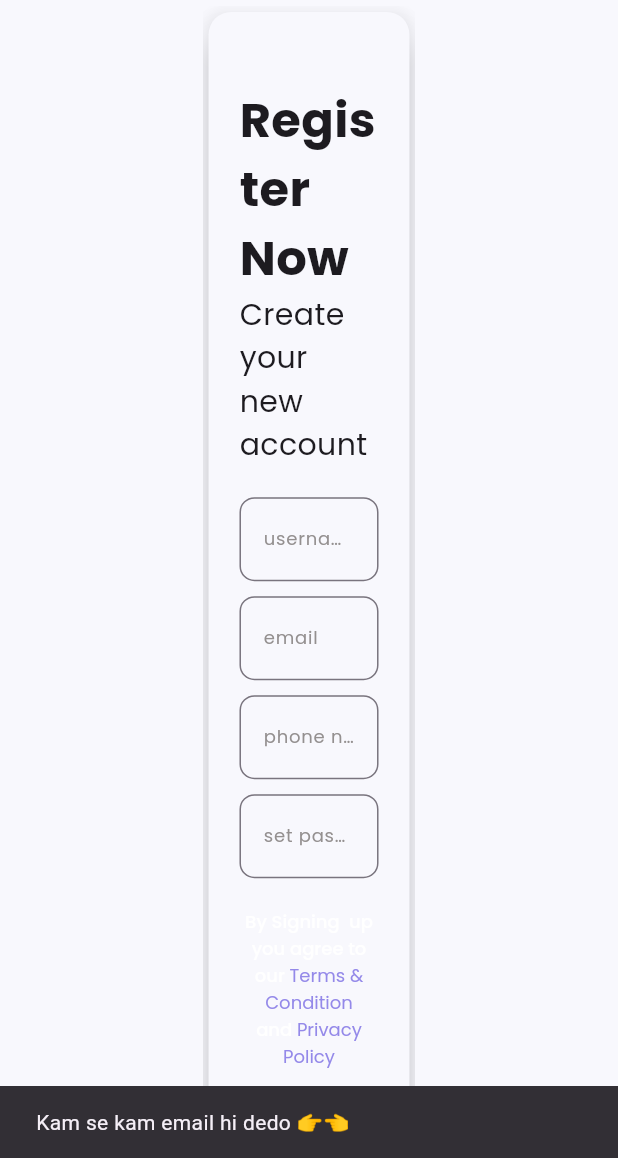
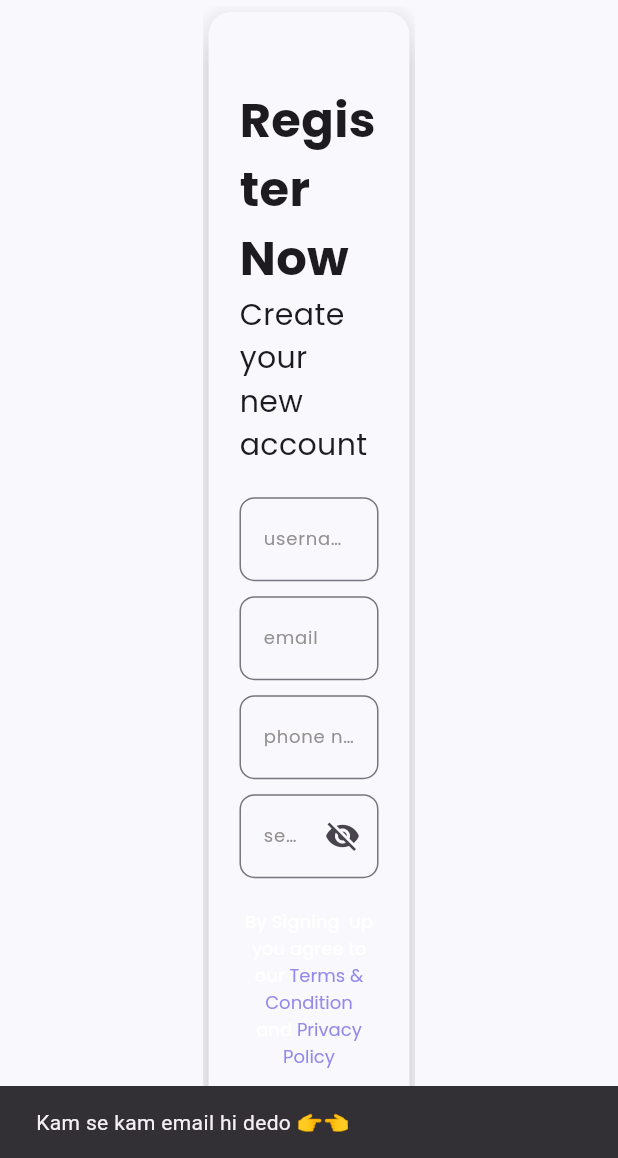
Before and after one commit to College-Team-NNA/Minor-Project-repo, a Flutter app: the screen it shows after launch, after a tap on "Sign Up", on a phone screen of 412 x 824 dp, the part 78-1236 px from its top. Run offline on Flutter 3.47's test engine with Material 3 defaults, Android fonts, the phone set to English and light mode, and no system bars; our stand-ins replace firebase_auth, firebase_core, font_awesome_flutter, google_fonts, readmore, step_progress_indicator and 1 more; accounts and stored records are empty; network calls fail.

Commit message:
kuch toh kiya hai

```diff
--- a/lib/Pages&Widgets/profile_tab.dart
+++ b/lib/Pages&Widgets/profile_tab.dart
@@ -153,7 +153,7 @@ class _ProfileTabState extends State<ProfileTab> {
                         colorClickableText: Theme_req.piechart_outer,
                         trimCollapsedText: 'Show more',
                         trimExpandedText: 'Show less',
-                        textScaler: TextScaler.linear(1.2),
+                        textScaler: const TextScaler.linear(1.2),
                         style: GoogleFonts.montserrat(
                             fontSize: Theme_req.stxt_size),
                       ),
--- a/lib/Pages&Widgets/recent_projects_tab.dart
+++ b/lib/Pages&Widgets/recent_projects_tab.dart
@@ -57,7 +57,7 @@ class _RecentProjectsTabState extends State<RecentProjectsTab> {
                   ),
                   clipBehavior: Clip.antiAlias,
                   child: Padding(
-                      padding: EdgeInsets.all(12),
+                      padding: const EdgeInsets.all(12),
                       child: Container(
                         decoration: BoxDecoration(
                             borderRadius: BorderRadius.circular(22)),
--- a/lib/Pages&Widgets/sign_up.dart
+++ b/lib/Pages&Widgets/sign_up.dart
@@ -1,3 +1,4 @@
+import 'package:firebase_auth/firebase_auth.dart';
 import 'package:flutter/material.dart';
 import 'package:font_awesome_flutter/font_awesome_flutter.dart';
 import 'package:google_fonts/google_fonts.dart';
@@ -22,7 +23,7 @@ class _SignUpState extends State<SignUp> {
     String usr = usernameController.text;
     String phone = phoneController.text;
     String pass = passwordController.text;
-    String email = emailController.text;
+    String email = emailController.text.trim();
     const anydetail = SnackBar(content: Text("Please fill all the details !"));
     const nophone =
         SnackBar(content: Text("Pookie phone number toh dedo 👉👈"));
@@ -34,8 +35,23 @@ class _SignUpState extends State<SignUp> {
       ScaffoldMessenger.of(context).showSnackBar(nophone);
     } else if (email == "" && usr == "" && phone == "" && pass == "") {
       ScaffoldMessenger.of(context).showSnackBar(anydetail);
+    } else {
+      try {
+        UserCredential createdUser = await FirebaseAuth.instance
+            .createUserWithEmailAndPassword(email: email, password: pass);
+        if (createdUser.user != null) {
+          Proj.logged_in = true;
+          Navigator.pushNamedAndRemoveUntil(
+              context, "/portfolio", ModalRoute.withName("/"));
+        }
+      } on FirebaseAuthException catch (ex) {
+        ScaffoldMessenger.of(context)
+            .showSnackBar(SnackBar(content: Text(ex.code.toString())));
       }
     }
+  }
+
+  bool passvis = false;
 
   @override
   Widget build(BuildContext context) {
@@ -118,6 +134,7 @@ class _SignUpState extends State<SignUp> {
                         ),
                         const SizedBox(height: 10),
                         TextField(
+                          obscureText: !passvis,
                           controller: passwordController,
                           decoration: InputDecoration(
                             border: OutlineInputBorder(
@@ -126,7 +143,18 @@ class _SignUpState extends State<SignUp> {
                             labelStyle: GoogleFonts.poppins(
                               color: const Color(0xff949090),
                               fontSize: 12,
-                              )),
+                            ),
+                            suffixIcon: IconButton(
+                              onPressed: () {
+                                setState(() {
+                                  passvis = !passvis;
+                                });
+                              },
+                              icon: Icon(passvis
+                                  ? Icons.visibility
+                                  : Icons.visibility_off),
+                            ),
+                          ),
                         ),
                         const SizedBox(height: 20),
                         Center(
--- a/lib/main.dart
+++ b/lib/main.dart
@@ -18,7 +18,8 @@ void main() async {
 
 class Proj extends StatelessWidget {
   const Proj({super.key});
-  static bool logged_in = false;
+  static bool logged_in =
+      (FirebaseAuth.instance.currentUser != null) ? true : false;
   @override
   Widget build(BuildContext context) {
     return MaterialApp(
```
Also changed, not shown: lib/Pages&Widgets/def_nav_bar.dart (+11 -4 lines), lib/Pages&Widgets/login_page.dart (+31 -7 lines). Lines whose indentation alone changed are shown as unchanged.
